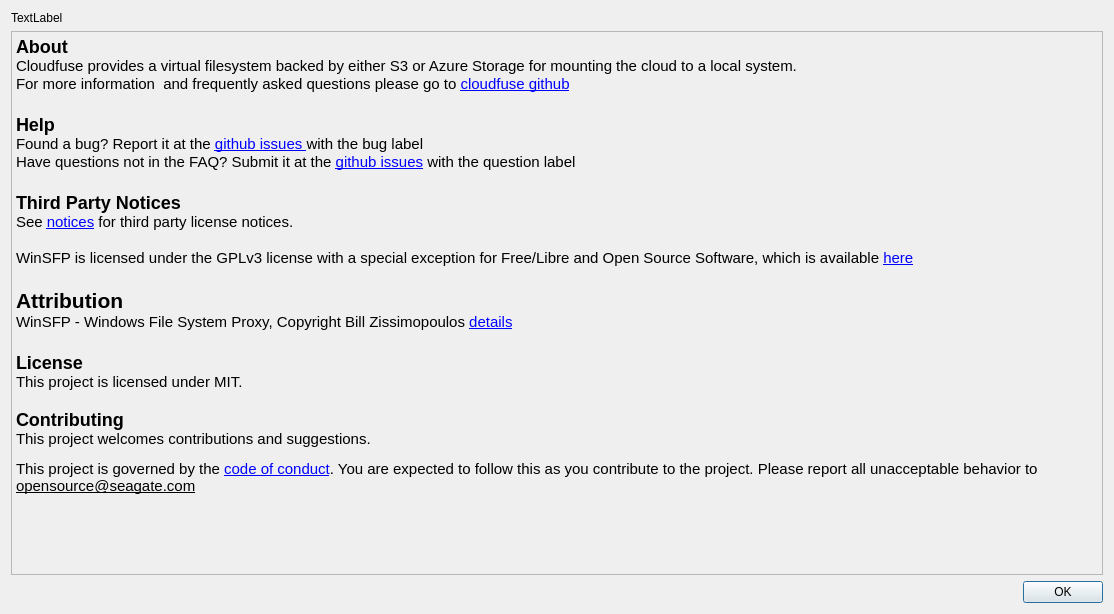
Old version of the form gui/about_dialog.ui in the repository Seagate/cloudfuse.
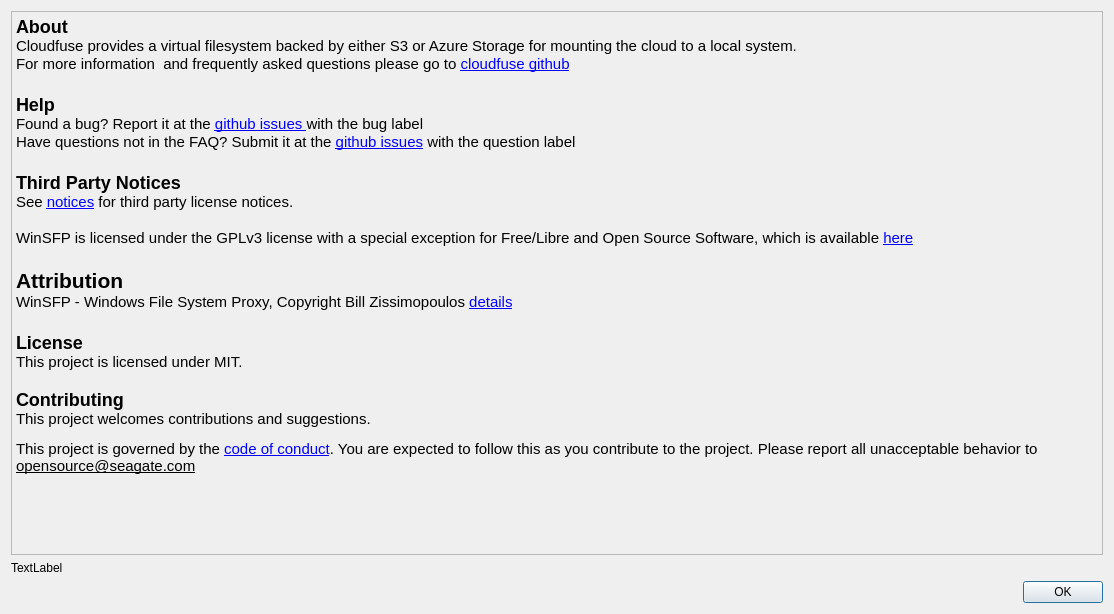
New version of the form.

Commit message: move the version label to bottom

Patch:
```diff
--- a/gui/about_dialog.ui
+++ b/gui/about_dialog.ui
@@ -50,14 +50,14 @@
      </property>
     </widget>
    </item>
-   <item row="3" column="0">
+   <item row="4" column="0">
     <widget class="QDialogButtonBox" name="buttonBox">
      <property name="standardButtons">
       <set>QDialogButtonBox::Ok</set>
      </property>
     </widget>
    </item>
-   <item row="0" column="0" rowspan="2">
+   <item row="3" column="0">
     <widget class="QLabel" name="labelcloudfuseVersion">
      <property name="text">
       <string>TextLabel</string>
```
